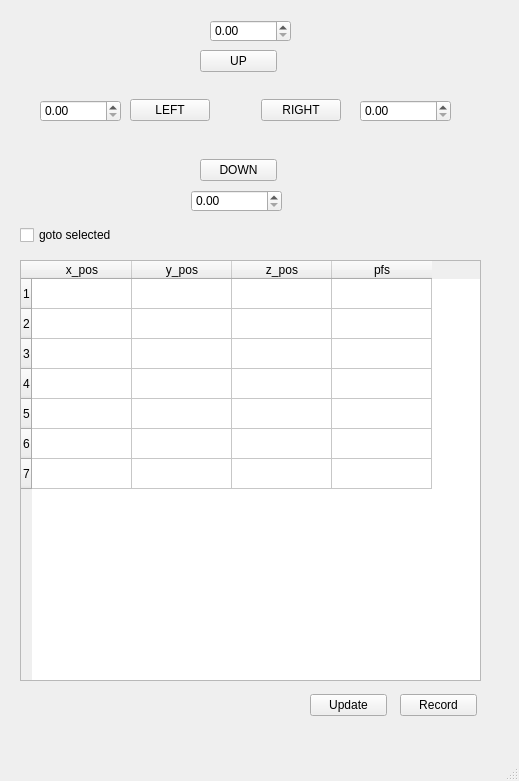
The window that pymmc_UI/pymmc_ND_pad.ui (MinTTT/pymmc) describes before a commit, drawn with Qt 5.
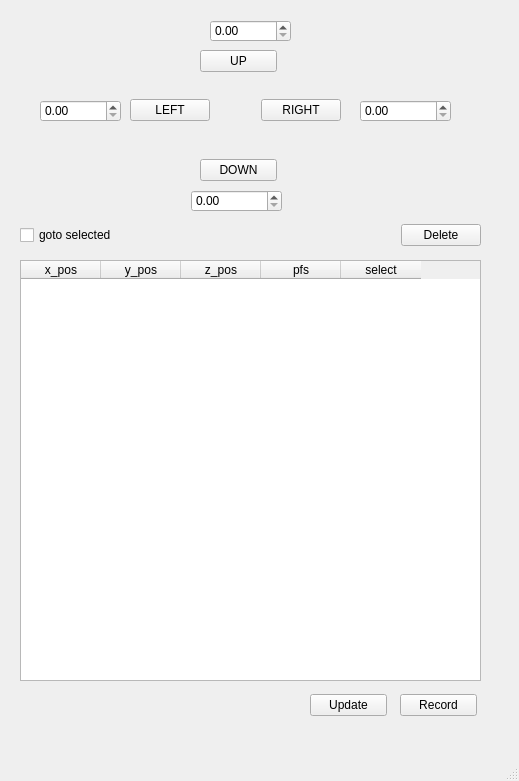
The same window after the commit.

```diff
--- a/pymmc_UI/pymmc_ND_pad.ui
+++ b/pymmc_UI/pymmc_ND_pad.ui
@@ -65,41 +65,9 @@
     <layout class="QVBoxLayout" name="ND_table_region">
      <item>
       <widget class="QTableWidget" name="ND_table">
-       <row>
-        <property name="text">
-         <string>1</string>
-        </property>
-       </row>
-       <row>
-        <property name="text">
-         <string>2</string>
-        </property>
-       </row>
-       <row>
-        <property name="text">
-         <string>3</string>
-        </property>
-       </row>
-       <row>
-        <property name="text">
-         <string>4</string>
-        </property>
-       </row>
-       <row>
-        <property name="text">
-         <string>5</string>
-        </property>
-       </row>
-       <row>
-        <property name="text">
-         <string>6</string>
-        </property>
-       </row>
-       <row>
-        <property name="text">
-         <string>7</string>
-        </property>
-       </row>
+       <attribute name="horizontalHeaderDefaultSectionSize">
+        <number>80</number>
+       </attribute>
        <column>
         <property name="text">
          <string>x_pos</string>
@@ -120,11 +88,11 @@
          <string>pfs</string>
         </property>
        </column>
-       <item row="1" column="0">
+       <column>
         <property name="text">
-         <string/>
+         <string>select</string>
         </property>
-       </item>
+       </column>
       </widget>
      </item>
     </layout>
@@ -146,6 +114,26 @@
        </property>
       </widget>
      </item>
+     <item>
+      <spacer name="horizontalSpacer">
+       <property name="orientation">
+        <enum>Qt::Horizontal</enum>
+       </property>
+       <property name="sizeHint" stdset="0">
+        <size>
+         <width>40</width>
+         <height>20</height>
+        </size>
+       </property>
+      </spacer>
+     </item>
+     <item>
+      <widget class="QPushButton" name="delete_pos">
+       <property name="text">
+        <string>Delete</string>
+       </property>
+      </widget>
+     </item>
     </layout>
    </widget>
    <widget class="QWidget" name="horizontalLayoutWidget_2">
```
